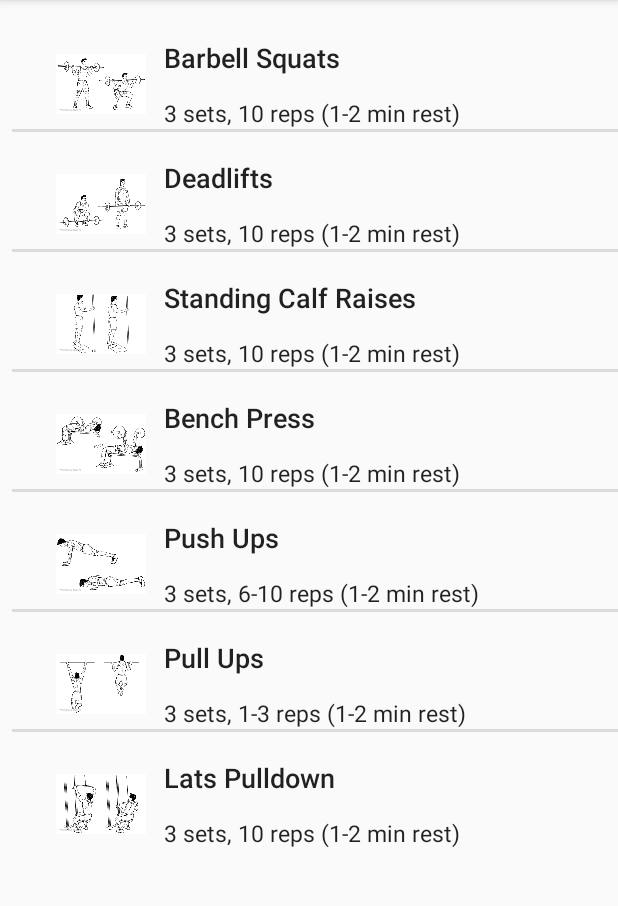
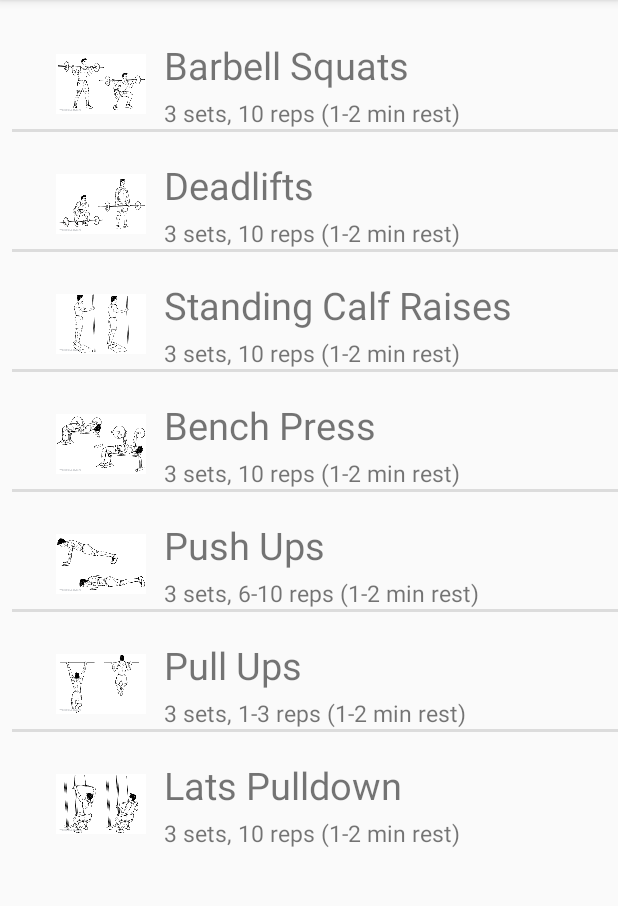
Before and after one commit to koffiyao/LetsGetFit-, an Android app: the WorkoutGWEasyD1 screen opened directly, with no data from a screen before it, on a phone screen of 412 x 824 dp, the part 84-990 px from its top. Run offline under Robolectric (Android 15) with nearby library versions, the phone set to English and light mode, and no system bars.

Commit message:
Revert "Better custom layout"
This reverts commit 87243b4403c71439c288d85f5e6ab8cf7b51e0f0.

```diff
--- a/app/src/main/res/layout/custom_layout.xml
+++ b/app/src/main/res/layout/custom_layout.xml
@@ -23,8 +23,7 @@
         android:layout_alignParentTop="true"
         android:layout_alignStart="@+id/textView_reps"
         android:layout_marginTop="18dp"
-        android:textAppearance="@style/TextAppearance.AppCompat.Body2"
-        android:textSize="18sp" />
+        android:textSize="25sp" />
 
     <TextView
         android:id="@+id/textView_reps"
@@ -35,6 +34,5 @@
         android:layout_marginStart="12dp"
         android:layout_toEndOf="@+id/imageView"
         android:layout_toRightOf="@+id/imageView"
-        android:textAppearance="@style/TextAppearance.AppCompat.Body1"
         android:textSize="15sp" />
 </RelativeLayout>
```
